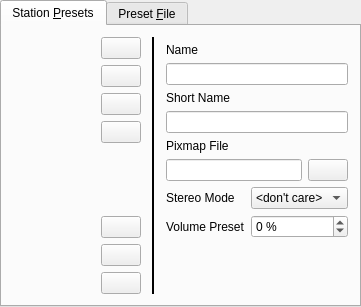
First picture: the form in plugins/radio/radio-configuration-ui.ui, repository pbek/kradio, before the edit.
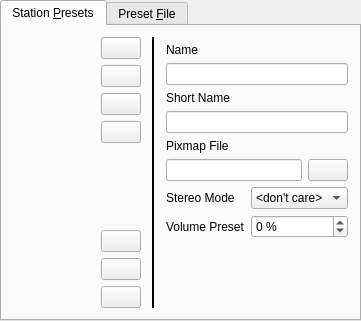
Second picture: the form after the edit. The open tabs and pages were chosen to show the change. Custom widgets are drawn as their Qt base class.

Commit message: fixed default tab of station preset config page

Patch:
```diff
--- a/plugins/radio/radio-configuration-ui.ui
+++ b/plugins/radio/radio-configuration-ui.ui
@@ -7,7 +7,7 @@
     <x>0</x>
     <y>0</y>
     <width>361</width>
-    <height>307</height>
+    <height>321</height>
    </rect>
   </property>
   <layout class="QGridLayout">
```
Left out of the diff: 2 changed lines with no effect on the pictures.
